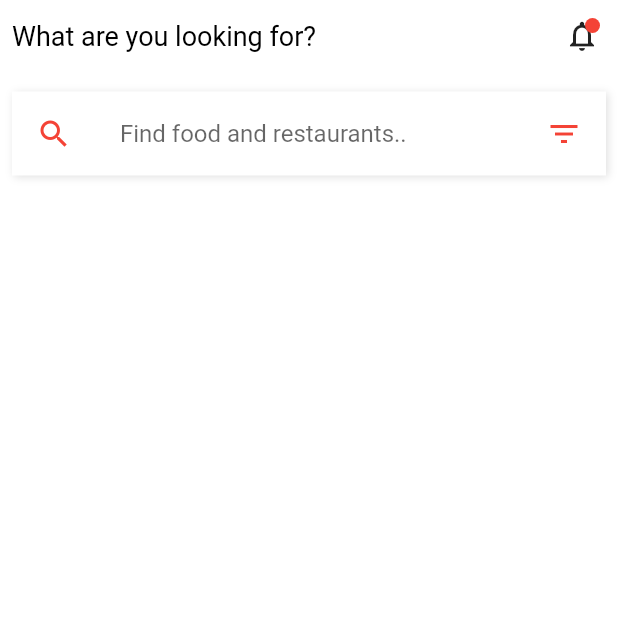
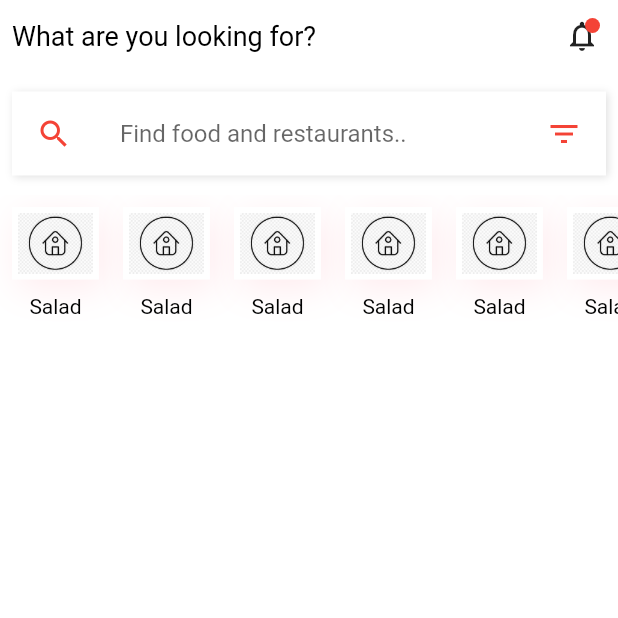
Before and after one commit to Crawford30/food_app_flutter, a Flutter app: the screen it shows after launch, on a phone screen of 412 x 824 dp, the top half of it. Run offline on Flutter 3.47's test engine with Material 2 defaults, Android fonts, the phone set to English and light mode, and no system bars.

```diff
--- a/lib/home.dart
+++ b/lib/home.dart
@@ -23,7 +23,7 @@ class _HomeState extends State<Home> {
                   child: customText(
                     text: "What are you looking for?",
                     size: 18 ,
-                  )
+                  ),
                 ),
                 Stack(
                   children: [
@@ -75,7 +75,52 @@ class _HomeState extends State<Home> {
                   trailing: Icon(Icons.filter_list, color: red,),
                 ),
               ),
-            )
+            ),
+
+            //======SPACE ======
+            SizedBox(height: 5,),  //adds space
+
+            //===========HORIZONTAL SCROLL VIEW ===
+            Container(
+              height: 120,
+              child: ListView.builder(
+                itemCount: 14,
+                scrollDirection: Axis.horizontal,
+                itemBuilder: (_, index){
+
+                  return Padding(
+                    padding: const EdgeInsets.all(8.0),
+                    child: Column(
+                      children: <Widget>[
+                        Container(
+
+                          decoration: BoxDecoration(
+                            color: white,
+                            boxShadow: [
+                              BoxShadow(
+                                  color: red[50],
+                                  offset: Offset(4,6),
+                                  blurRadius: 20
+                              ),
+                            ],
+                          ),
+
+                          child: Padding(padding: EdgeInsets.all(4),
+                            child: Image.asset("images/home.jpg", width: 50,),
+                          ),
+
+                        ),
+                        //======SPACE ======
+                        SizedBox(height: 10,),  //adds space
+                        customText(text: "Salad", size: 14,)
+
+                      ],
+                    ),
+                  );
+                },
+              ),
+            ),
+
 
 
           ],
```
